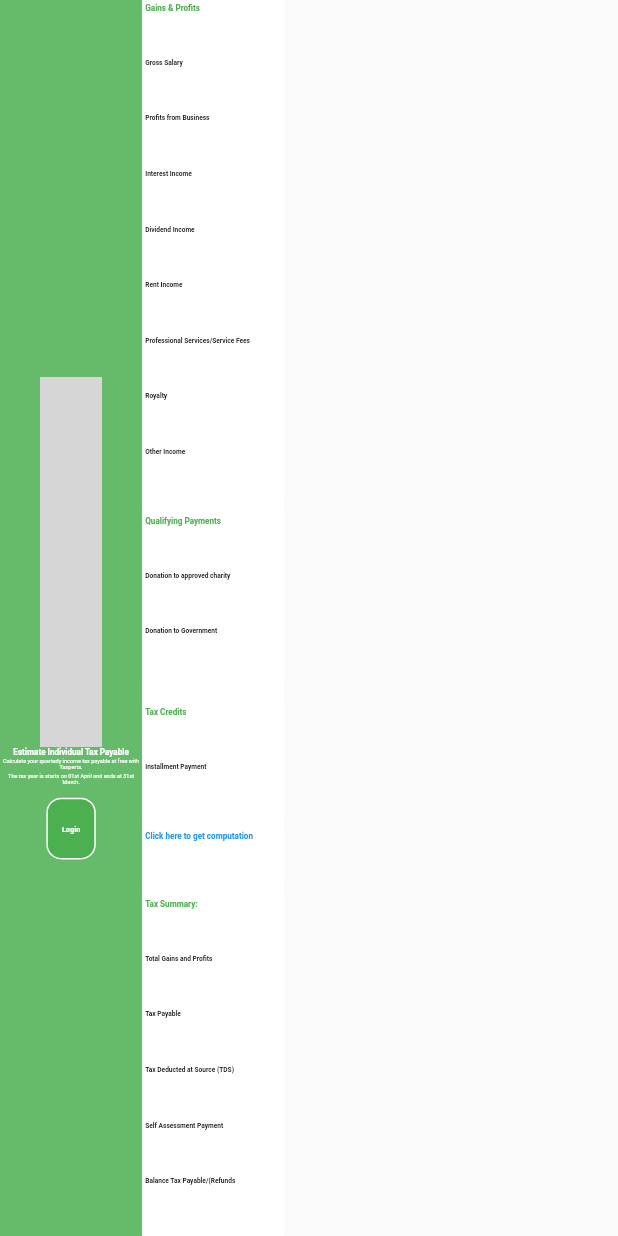
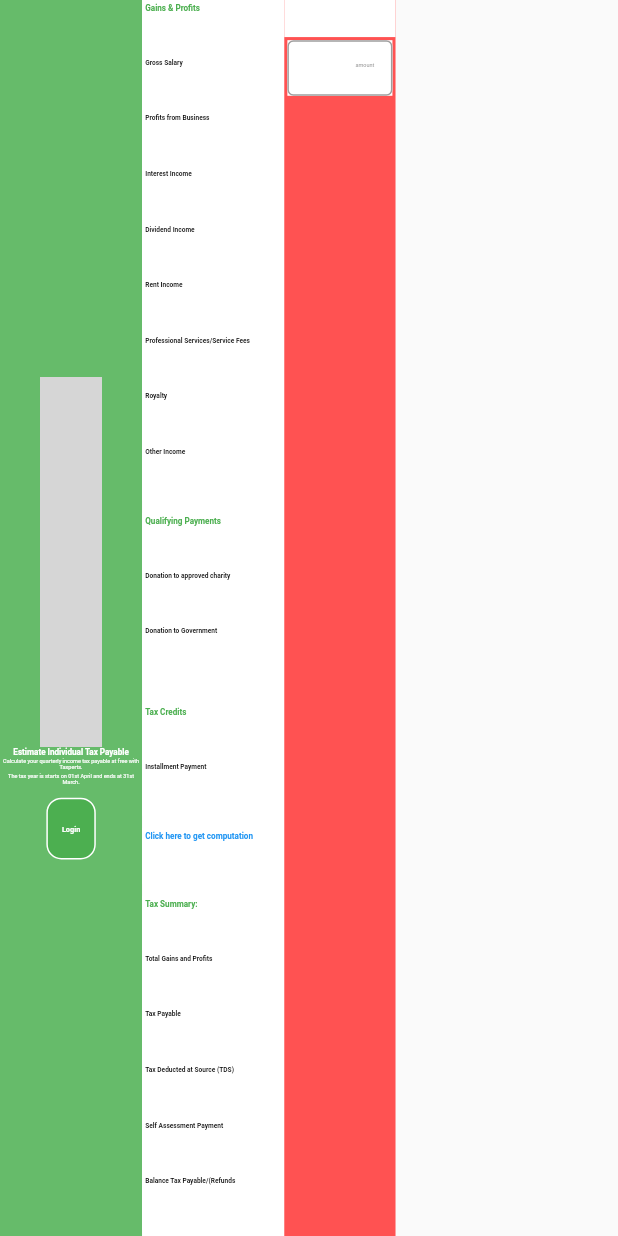
Before and after one commit to CBS-Developments/Taxpert-App-UI, a Flutter app: the DesktopScaffold screen opened directly, on a phone screen of 412 x 824 dp. Run offline on Flutter 3.47's test engine with Material 2 defaults, Android fonts, the phone set to English and light mode, and no system bars; missing offline and left inert: pattern_formatter; grey boxes are pictures that could not be loaded.

Commit message:
text field update

```diff
--- a/taxpert_app_ui/lib/main.dart
+++ b/taxpert_app_ui/lib/main.dart
@@ -15,11 +15,11 @@ class MyApp extends StatelessWidget {
   // This widget is the root of your application.
   @override
   Widget build(BuildContext context) {
-    return  MaterialApp(
+    return MaterialApp(
       // home:  MyHomePage(),
       debugShowCheckedModeBanner: false,
       home: ResponsiveLayout(
-        mobileBody:  const MobileScaffold(),
+        mobileBody: const MobileScaffold(),
         tabletBody: const TabletScaffold(),
         desktopBody: const DesktopScaffold(),
       ),
@@ -29,16 +29,15 @@ class MyApp extends StatelessWidget {
 }
 
 class MyHomePage extends StatefulWidget {
-   const MyHomePage({super.key,});
-
-
+  const MyHomePage({
+    super.key,
+  });
 
   @override
   State<MyHomePage> createState() => _MyHomePageState();
 }
 
 class _MyHomePageState extends State<MyHomePage> {
-
   int grossSalaryId = 0;
   int profitsFromBusinessId = 0;
   int interestIncomeId = 0;
@@ -138,7 +137,6 @@ int grossSalaryId = 0;
     name = TextEditingController();
     phone = TextEditingController();
     email = TextEditingController();
-
   }
 
   @override
@@ -198,9 +196,7 @@ int grossSalaryId = 0;
                             children: [
                               MaterialButton(
                                 color: Colors.green,
-                                onPressed: () {
-
-                                },
+                                onPressed: () {},
                                 child: Text(
                                   "Login",
                                   style: TextStyle(
@@ -377,7 +373,8 @@ int grossSalaryId = 0;
                                 width: MediaQuery.of(context).size.width,
                                 child: TextField(
                                   textAlign: TextAlign.right,
-                                  keyboardType: const TextInputType.numberWithOptions(
+                                  keyboardType:
+                                      const TextInputType.numberWithOptions(
                                           decimal: true, signed: false),
                                   inputFormatters: [
                                     ThousandsFormatter(allowFraction: true),
@@ -499,7 +496,8 @@ int grossSalaryId = 0;
                                 width: MediaQuery.of(context).size.width,
                                 child: TextField(
                                   textAlign: TextAlign.right,
-                                  keyboardType: const TextInputType.numberWithOptions(
+                                  keyboardType:
+                                      const TextInputType.numberWithOptions(
                                           decimal: true, signed: false),
                                   inputFormatters: [
                                     ThousandsFormatter(allowFraction: true),
@@ -621,7 +619,8 @@ int grossSalaryId = 0;
                                 width: MediaQuery.of(context).size.width,
                                 child: TextField(
                                   textAlign: TextAlign.right,
-                                  keyboardType: const TextInputType.numberWithOptions(
+                                  keyboardType:
+                                      const TextInputType.numberWithOptions(
                                           decimal: true, signed: false),
                                   inputFormatters: [
                                     ThousandsFormatter(allowFraction: true),
@@ -743,7 +742,8 @@ int grossSalaryId = 0;
                                 width: MediaQuery.of(context).size.width,
                                 child: TextField(
                                   textAlign: TextAlign.right,
-                                  keyboardType: const TextInputType.numberWithOptions(
+                                  keyboardType:
+                                      const TextInputType.numberWithOptions(
                                           decimal: true, signed: false),
                                   inputFormatters: [
                                     ThousandsFormatter(allowFraction: true),
@@ -865,7 +865,8 @@ int grossSalaryId = 0;
                                 width: MediaQuery.of(context).size.width,
                                 child: TextField(
                                   textAlign: TextAlign.right,
-                                  keyboardType: const TextInputType.numberWithOptions(
+                                  keyboardType:
+                                      const TextInputType.numberWithOptions(
                                           decimal: true, signed: false),
                                   inputFormatters: [
                                     ThousandsFormatter(allowFraction: true),
@@ -989,7 +990,8 @@ int grossSalaryId = 0;
                                 width: MediaQuery.of(context).size.width,
                                 child: TextField(
                                   textAlign: TextAlign.right,
-                                  keyboardType: const TextInputType.numberWithOptions(
+                                  keyboardType:
+                                      const TextInputType.numberWithOptions(
                                           decimal: true, signed: false),
                                   inputFormatters: [
                                     ThousandsFormatter(allowFraction: true),
@@ -1111,7 +1113,8 @@ int grossSalaryId = 0;
                                 width: MediaQuery.of(context).size.width,
                                 child: TextField(
                                   textAlign: TextAlign.right,
-                                  keyboardType: const TextInputType.numberWithOptions(
+                                  keyboardType:
+                                      const TextInputType.numberWithOptions(
                                           decimal: true, signed: false),
                                   inputFormatters: [
                                     ThousandsFormatter(allowFraction: true),
@@ -1233,7 +1236,8 @@ int grossSalaryId = 0;
                                 width: MediaQuery.of(context).size.width,
                                 child: TextField(
                                   textAlign: TextAlign.right,
-                                  keyboardType: const TextInputType.numberWithOptions(
+                                  keyboardType:
+                                      const TextInputType.numberWithOptions(
                                           decimal: true, signed: false),
                                   inputFormatters: [
                                     ThousandsFormatter(allowFraction: true),
@@ -1416,7 +1420,8 @@ int grossSalaryId = 0;
                                 width: MediaQuery.of(context).size.width,
                                 child: TextField(
                                   textAlign: TextAlign.right,
-                                  keyboardType: const TextInputType.numberWithOptions(
+                                  keyboardType:
+                                      const TextInputType.numberWithOptions(
                                           decimal: true, signed: false),
                                   inputFormatters: [
                                     ThousandsFormatter(allowFraction: true),
@@ -1541,7 +1546,8 @@ int grossSalaryId = 0;
                                 width: MediaQuery.of(context).size.width,
                                 child: TextField(
                                   textAlign: TextAlign.right,
-                                  keyboardType: const TextInputType.numberWithOptions(
+                                  keyboardType:
+                                      const TextInputType.numberWithOptions(
                                           decimal: true, signed: false),
                                   inputFormatters: [
                                     ThousandsFormatter(allowFraction: true),
@@ -1737,7 +1743,8 @@ int grossSalaryId = 0;
                                 width: MediaQuery.of(context).size.width,
                                 child: TextField(
                                   textAlign: TextAlign.right,
-                                  keyboardType: const TextInputType.numberWithOptions(
+                                  keyboardType:
+                                      const TextInputType.numberWithOptions(
                                           decimal: true, signed: false),
                                   inputFormatters: [
                                     ThousandsFormatter(allowFraction: true),
@@ -1837,7 +1844,6 @@ int grossSalaryId = 0;
                                   child: TextButton(
                                     onPressed: () {
                                       // if (quarterId != 0) {
-
                                     },
                                     child: Text(
                                       "Click here to get the computation",
--- a/taxpert_app_ui/lib/methods/blank_container.dart
+++ b/taxpert_app_ui/lib/methods/blank_container.dart
@@ -9,8 +9,8 @@ class BlankContainer extends StatelessWidget {
     return Container(
       padding: EdgeInsets.all(TextContMargin(context)),
       color: Colors.white,
-      width: TextContWidth(context),
-      height: TextContHeight(context),
+      width: textFContWidth(context),
+      height: BlankHeight(context),
     );
   }
 }
--- a/taxpert_app_ui/lib/methods/sizes.dart
+++ b/taxpert_app_ui/lib/methods/sizes.dart
@@ -68,3 +68,15 @@ double TextContWidth(BuildContext context) {
 double TextContMargin(BuildContext context) {
   return (getPageWidth(context) * 0.005) ;
 }
+
+double BlankHeight(BuildContext context) {
+  return (getPageHeight(context) * 0.03) ;
+}
+
+double textContHeight(BuildContext context) {
+  return (getPageHeight(context) * 0.05) ;
+}
+
+double textFContWidth(BuildContext context) {
+  return (getPageWidth(context) * 0.18);
+}
--- /dev/null
+++ b/taxpert_app_ui/lib/methods/textfeild_container.dart
@@ -0,0 +1,47 @@
+import 'package:flutter/material.dart';
+import 'package:pattern_formatter/numeric_formatter.dart';
+import 'package:taxpert_app_ui/methods/sizes.dart';
+
+class TexfeildContainer extends StatelessWidget {
+  final controller;
+  final String hintText;
+
+  const TexfeildContainer({
+    super.key,
+    required this.controller,
+    required this.hintText,
+  });
+
+  @override
+  Widget build(BuildContext context) {
+    return Container(
+      margin: EdgeInsets.all(TextContMargin(context)),
+      color: Colors.white,
+      width: textFContWidth(context),
+      height: TextContHeight(context),
+      child: TextField(
+        controller: controller,
+        textAlign: TextAlign.right,
+        style: TextStyle(
+          fontSize: getFontNormal(context),
+        ),
+        keyboardType:
+            TextInputType.numberWithOptions(decimal: true, signed: false),
+        inputFormatters: [
+          ThousandsFormatter(allowFraction: true),
+        ],
+        decoration: InputDecoration(
+            enabledBorder: const OutlineInputBorder(
+              borderSide: BorderSide(color: Colors.grey),
+            ),
+            focusedBorder: OutlineInputBorder(
+              borderSide: BorderSide(color: Colors.green),
+            ),
+            fillColor: Colors.white,
+            filled: true,
+            hintText: hintText,
+            hintStyle: TextStyle(color: Colors.grey[500],fontSize: getFontNormal(context),)),
+      ),
+    );
+  }
+}
--- a/taxpert_app_ui/lib/responsive/desktop_body.dart
+++ b/taxpert_app_ui/lib/responsive/desktop_body.dart
@@ -1,7 +1,10 @@
 import 'package:flutter/material.dart';
+import 'package:taxpert_app_ui/methods/blank_container.dart';
 import 'package:taxpert_app_ui/methods/my_button.dart';
 import 'package:taxpert_app_ui/methods/sizes.dart';
 import 'package:taxpert_app_ui/methods/text_container.dart';
+
+import '../methods/textfeild_container.dart';
 
 class DesktopScaffold extends StatefulWidget {
   const DesktopScaffold({super.key});
@@ -11,6 +14,110 @@ class DesktopScaffold extends StatefulWidget {
 }
 
 class _DesktopScaffoldState extends State<DesktopScaffold> {
+  int grossSalaryId = 0;
+  int profitsFromBusinessId = 0;
+  int interestIncomeId = 0;
+  int dividendIncomeId = 0;
+  int rentIncomeId = 0;
+  int otherIncomeId = 0;
+  int healthMedicalExpensesId = 0;
+  int medicalInsurancePremiumId = 0;
+  int localEducationSelfId = 0;
+  int localEducationChildrenId = 0;
+  int housingLoanInterestId = 0;
+  int pensionContributionId = 0;
+  int purchaseSharedDebentureTreasuryId = 0;
+  int bondsTreasuryBillsId = 0;
+  // int solarInstallationCostId = 0;
+  int donationToApprovedCharityId = 0;
+  int installmentPaymentId = 0;
+  int donationToGovernmentId = 0;
+  int quarterId = 0;
+  int professionalServiceId = 0;
+  int royaltyId = 0;
+  int aitWhtId = 0;
+
+  int grossSalaryRadioButtonItem = 0;
+  int profitsFromBusinessRadioButtonItem = 0;
+  int interestIncomeRadioButtonItem = 0;
+  int dividendIncomeRadioButtonItem = 0;
+  int rentIncomeRadioButtonItem = 0;
+  int otherIncomeRadioButtonItem = 0;
+  int healthMedicalExpensesRadioButtonItem = 0;
+  int medicalInsurancePremiumRadioButtonItem = 0;
+  int localEducationSelfRadioButtonItem = 0;
+  int localEducationChildrenRadioButtonItem = 0;
+  int housingLoanInterestRadioButtonItem = 0;
+  int pensionContributionRadioButtonItem = 0;
+  int purchaseSharedDebentureTreasuryRadioButtonItem = 0;
+  int bondsTreasuryBillsRadioButtonItem = 0;
+  //  int solarInstallationCostRadioButtonItem = 0;
+  int donationToApprovedCharityRadioButtonItem = 0;
+  int installmentPaymentRadioButtonItem = 0;
+  int donationToGovernmentRadioButtonItem = 0;
+  int quarter = 0;
+
+  int professionalServiceRadioButtonItem = 0;
+  int royaltyRadioButtonItem = 0;
+  int aitWhtRadioButtonItem = 0;
+
+  late TextEditingController grossSalary,
+      profitsFromBusiness,
+      interestIncome,
+      dividendIncome,
+      rentIncome,
+      otherIncome,
+      healthMedicalExpenses,
+      medicalInsurancePremium,
+      localEducationSelf,
+      localEducationChildren,
+      housingLoanInterest,
+      pensionContribution,
+      purchaseSharedDebentureTreasury,
+      bondsTreasuryBills,
+      solarInstallationCost,
+      donationToApprovedCharity,
+      donationToGovernment,
+      installmentPayment,
+      professionalServices,
+      royalty,
+      aitWht,
+      name,
+      phone,
+      email;
+
+  @override
+  void initState() {
+    super.initState();
+    grossSalary = TextEditingController();
+    profitsFromBusiness = TextEditingController();
+    interestIncome = TextEditingController();
+    dividendIncome = TextEditingController();
+    rentIncome = TextEditingController();
+    otherIncome = TextEditingController();
+    healthMedicalExpenses = TextEditingController();
+    medicalInsurancePremium = TextEditingController();
+    localEducationSelf = TextEditingController();
+    localEducationChildren = TextEditingController();
+    housingLoanInterest = TextEditingController();
+    pensionContribution = TextEditingController();
+    purchaseSharedDebentureTreasury = TextEditingController();
+    bondsTreasuryBills = TextEditingController();
+    solarInstallationCost = TextEditingController();
+    donationToApprovedCharity = TextEditingController();
+    donationToGovernment = TextEditingController();
+    installmentPayment = TextEditingController();
+    professionalServices = TextEditingController();
+    royalty = TextEditingController();
+    aitWht = TextEditingController();
+    name = TextEditingController();
+    phone = TextEditingController();
+    email = TextEditingController();
+  }
+
+
+
+
   @override
   Widget build(BuildContext context) {
     return Scaffold(
@@ -201,18 +308,26 @@ class _DesktopScaffoldState extends State<DesktopScaffold> {
                     childText:'Balance Tax Payable/(Refunds',
                     fontSize: getFontMe(context),
                     textColor: Colors.black),
+              ],
+            ),
+          ),
+          //2nd Row End
+
+          Container(
+            color: Colors.redAccent,
+            width: textFContWidth(context),
+            child: Column(
+              children: [
+                BlankContainer(),
+
+                TexfeildContainer(controller: grossSalary, hintText: 'amount',)
+              ],
+
+            ),
+
+          )
 
 
-
-
-
-
-
-
-
-              ],
-            ),
-          )
 
         ],
       ),
```
Lines whose indentation alone changed are shown as unchanged.
